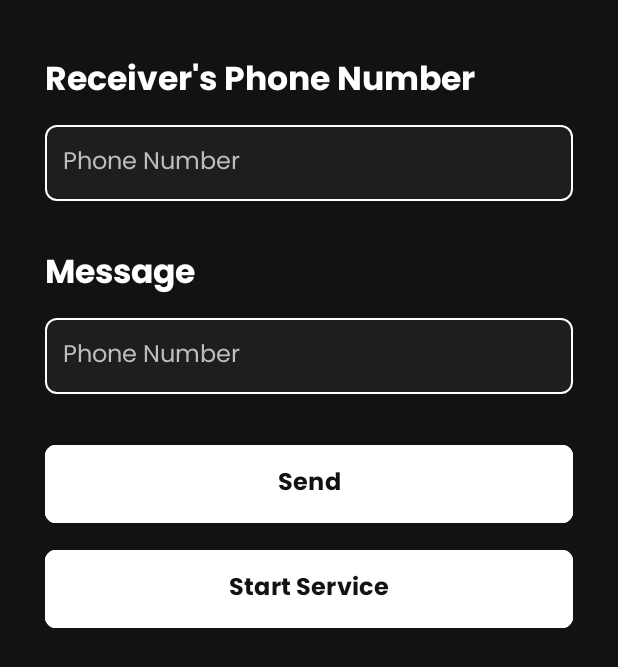
After one commit to Myaneeeee/GuiDDer, an Android app: the fragment SmsFragment shown on its own in the app's theme, on a phone screen of 412 x 824 dp. The commit adds this screen. Shown: the top 667 px of the screen. Run offline under Robolectric (Android 15) with nearby library versions, the phone set to English and light mode, and no system bars; 1 statement that could not run was skipped.

Commit message:
sms done

```diff
--- /dev/null
+++ b/app/src/main/java/com/example/guidder/fragment/SmsFragment.kt
@@ -0,0 +1,52 @@
+package com.example.guidder.fragment
+
+import android.content.Intent
+import android.content.pm.PackageManager
+import android.os.Bundle
+import android.telephony.SmsManager
+import androidx.fragment.app.Fragment
+import android.view.LayoutInflater
+import android.view.View
+import android.view.ViewGroup
+import androidx.core.app.ActivityCompat
+import androidx.core.content.ContextCompat
+import com.example.guidder.R
+import com.example.guidder.databinding.FragmentSmsBinding
+import com.example.guidder.service.BackgroundService
+
+class SmsFragment : Fragment() {
+    private lateinit var binding: FragmentSmsBinding
+    override fun onCreateView(
+        inflater: LayoutInflater, container: ViewGroup?,
+        savedInstanceState: Bundle?
+    ): View {
+        binding = FragmentSmsBinding.inflate(layoutInflater, container, false)
+
+        if (ContextCompat.checkSelfPermission(requireContext(), android.Manifest.permission.RECEIVE_SMS) != PackageManager.PERMISSION_GRANTED) {
+            requestPermissions(arrayOf(android.Manifest.permission.RECEIVE_SMS), 100)
+        }
+
+        binding.sendBtn.setOnClickListener {
+            val phoneNumber = binding.phoneNumberET.text.toString()
+            val message = binding.messageET.text.toString()
+            sendSms(phoneNumber, message)
+        }
+
+        binding.startServiceBtn.setOnClickListener {
+            val intent = Intent(requireContext(), BackgroundService::class.java)
+            requireContext().startService(intent)
+        }
+
+        return binding.root
+    }
+
+    fun sendSms(phoneNumber: String, message: String) {
+        if (ContextCompat.checkSelfPermission(requireContext(), android.Manifest.permission.SEND_SMS) != PackageManager.PERMISSION_GRANTED) {
+            requestPermissions(arrayOf(android.Manifest.permission.SEND_SMS), 101)
+        }
+        else {
+            val smsManager = SmsManager.getDefault()
+            smsManager.sendTextMessage(phoneNumber, null, message, null, null)
+        }
+    }
+}
--- a/app/src/main/res/layout/fragment_list_objek_pariwisata.xml
+++ b/app/src/main/res/layout/fragment_list_objek_pariwisata.xml
@@ -10,7 +10,9 @@
         android:layout_width="match_parent"
         android:layout_height="wrap_content"
         android:orientation="horizontal"
-        android:gravity="center">
+        android:gravity="center"
+        android:paddingStart="30dp"
+        android:paddingEnd="30dp">
 
         <Button
             android:id="@+id/fetchDataBtn"
@@ -36,6 +38,6 @@
         android:id="@+id/objek_pariwisata_list"
         android:layout_width="match_parent"
         android:layout_height="wrap_content"
-        android:padding="10dp"/>
+        android:paddingTop="10dp"/>
 
 </LinearLayout>
--- a/app/src/main/res/layout/fragment_profile.xml
+++ b/app/src/main/res/layout/fragment_profile.xml
@@ -8,7 +8,11 @@
     <LinearLayout
         android:layout_width="match_parent"
         android:layout_height="match_parent"
-        android:orientation="vertical" >
+        android:orientation="vertical"
+        android:paddingTop="35dp"
+        android:paddingStart="30dp"
+        android:paddingEnd="30dp"
+        android:paddingBottom="30dp">
 
         <TextView
             style="@style/GuiDDerHeading1"
--- /dev/null
+++ b/app/src/main/res/layout/fragment_sms.xml
@@ -0,0 +1,74 @@
+<?xml version="1.0" encoding="utf-8"?>
+<LinearLayout xmlns:android="http://schemas.android.com/apk/res/android"
+    xmlns:tools="http://schemas.android.com/tools"
+    android:layout_width="match_parent"
+    android:layout_height="match_parent"
+    tools:context=".fragment.SmsFragment"
+    android:orientation="vertical"
+    android:paddingTop="35dp"
+    android:paddingStart="30dp"
+    android:paddingEnd="30dp"
+    android:paddingBottom="30dp">
+
+    <TextView
+        android:layout_width="wrap_content"
+        android:layout_height="wrap_content"
+        style="@style/GuiDDerHeading2"
+        android:text="Receiver's Phone Number" />
+
+    <Space
+        android:layout_width="wrap_content"
+        android:layout_height="10dp" />
+
+    <EditText
+        android:id="@+id/phoneNumberET"
+        style="@style/GuiDDerEditText"
+        android:hint="Phone Number"
+        android:inputType="phone"
+        android:layout_width="match_parent"
+        android:layout_height="wrap_content" />
+
+    <Space
+        android:layout_width="wrap_content"
+        android:layout_height="30dp" />
+
+    <TextView
+        android:layout_width="wrap_content"
+        android:layout_height="wrap_content"
+        style="@style/GuiDDerHeading2"
+        android:text="Message" />
+
+    <Space
+        android:layout_width="wrap_content"
+        android:layout_height="10dp" />
+
+    <EditText
+        android:id="@+id/messageET"
+        style="@style/GuiDDerEditText"
+        android:hint="Phone Number"
+        android:layout_width="match_parent"
+        android:layout_height="wrap_content" />
+
+    <Space
+        android:layout_width="wrap_content"
+        android:layout_height="30dp" />
+
+    <Button
+        android:id="@+id/sendBtn"
+        style="@style/GuiDDerButton"
+        android:text="Send"
+        android:layout_width="match_parent"
+        android:layout_height="wrap_content" />
+
+    <Space
+        android:layout_width="wrap_content"
+        android:layout_height="10dp" />
+
+    <Button
+        android:id="@+id/startServiceBtn"
+        style="@style/GuiDDerButton"
+        android:text="Start Service"
+        android:layout_width="match_parent"
+        android:layout_height="wrap_content" />
+
+</LinearLayout>
--- a/app/src/main/res/menu/bottom_nav_menu.xml
+++ b/app/src/main/res/menu/bottom_nav_menu.xml
@@ -4,12 +4,18 @@
         android:id="@+id/list"
         android:icon="@drawable/icon_list"
         android:title="List" />
+
     <item
         android:id="@+id/map"
         android:icon="@drawable/icon_location"
         android:title="Map" />
 
     <item
+        android:id="@+id/sms"
+        android:icon="@drawable/icon_email"
+        android:title="SMS" />
+
+    <item
         android:id="@+id/profile"
         android:icon="@drawable/icon_person"
         android:title="Profile" />
```
Also changed, not shown: app/src/main/AndroidManifest.xml (+11 -0 lines), app/src/main/java/com/example/guidder/HomeActivity.kt (+8 -1 lines), app/src/main/res/layout/activity_detail.xml (+1 -13 lines), app/src/main/res/layout/fragment_map.xml (+8 -3 lines).
